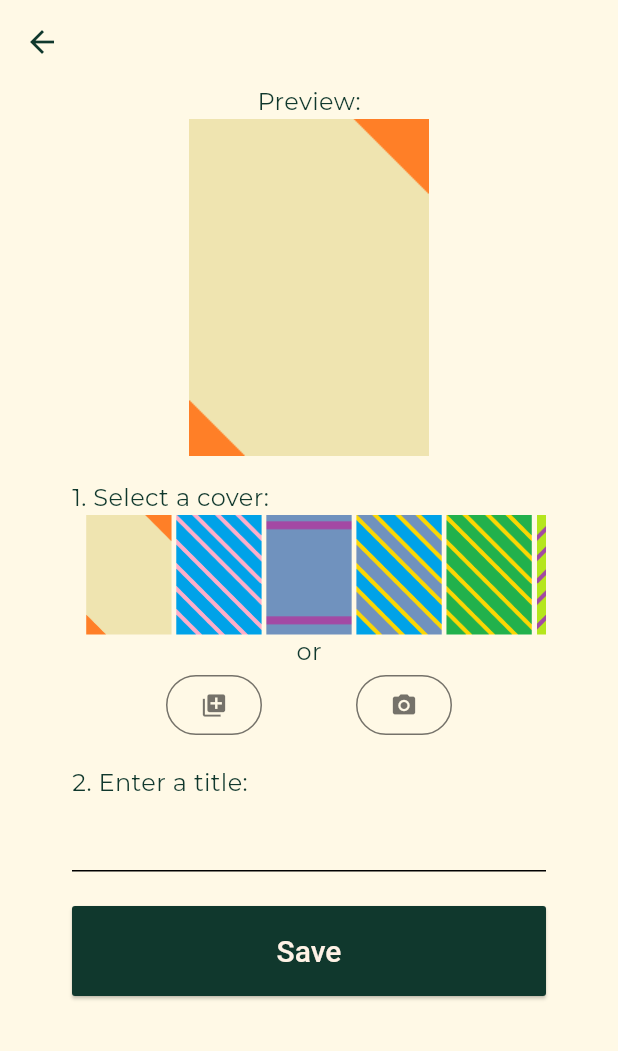
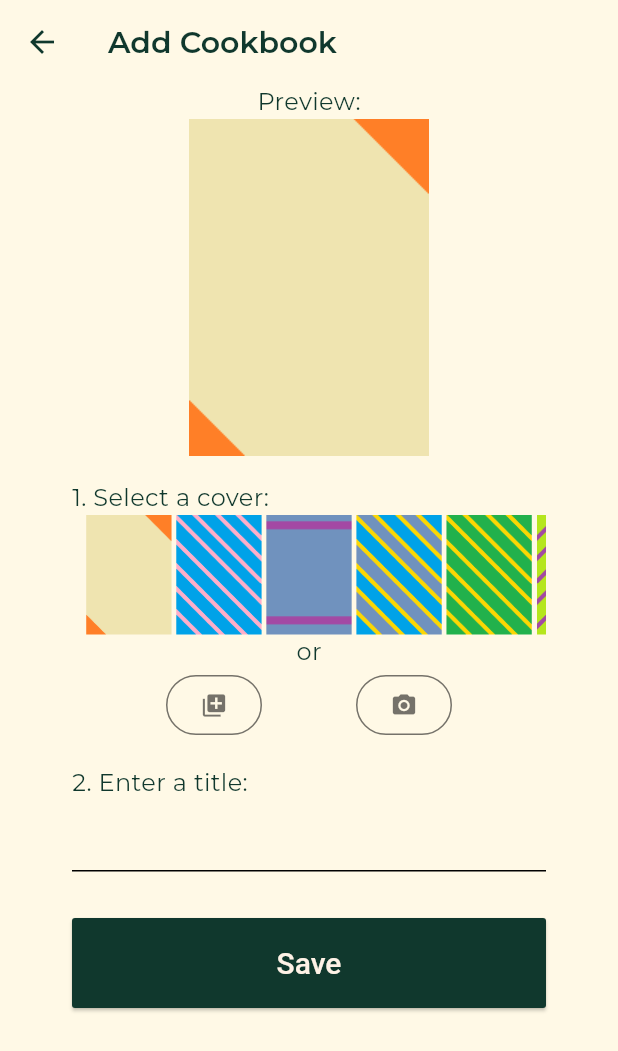
Before and after one commit to bretthoes/shared-cookbook-frontend, a Flutter app: the AddCookbookScreen screen opened directly, on a phone screen of 412 x 824 dp. Shown: the top 1051 px of the screen. Run offline on Flutter 3.47's test engine with Material 3 defaults, Android fonts, the phone set to English and light mode, and no system bars; drawn by our look-alikes of carousel_slider; our stand-ins replace another_flushbar, dio, event_bus, flutter_mobx, get_it, google_fonts and 6 more; missing offline and left inert: flutter_settings_screen_ex, material_dialog, xxtea; accounts and stored records are empty; generated files the repository leaves out were written again; Roboto replaces fonts that are missing (Sriracha).

Commit message:
add title to appbar, small style changes

```diff
--- a/lib/core/widgets/back_button_app_bar_widget.dart
+++ b/lib/core/widgets/back_button_app_bar_widget.dart
@@ -1,11 +1,14 @@
 import 'package:flutter/material.dart';
 
 class BackButtonAppBar extends StatelessWidget implements PreferredSizeWidget {
-  BackButtonAppBar();
+  final String title;
+
+  BackButtonAppBar({this.title = ''});
 
   @override
   Widget build(BuildContext context) {
     return AppBar(
+      title: Text(title),
       leading: IconButton(
         icon: Icon(Icons.arrow_back),
         onPressed: () {
--- a/lib/core/widgets/textfield_widget.dart
+++ b/lib/core/widgets/textfield_widget.dart
@@ -4,6 +4,7 @@ class TextFieldWidget extends StatelessWidget {
   final IconData icon;
   final String? hint;
   final String? errorText;
+  final Color? errorColor;
   final bool isObscure;
   final bool isIcon;
   final TextInputType? inputType;
@@ -39,6 +40,7 @@ class TextFieldWidget extends StatelessWidget {
                 .bodyLarge!
                 .copyWith(color: hintColor),
             errorText: errorText,
+            errorStyle: TextStyle(color: this.errorColor),
             counterText: '',
             icon: this.isIcon ? Icon(this.icon, color: iconColor) : null),
       ),
@@ -57,6 +59,7 @@ class TextFieldWidget extends StatelessWidget {
     this.padding = const EdgeInsets.all(0),
     this.hintColor = Colors.grey,
     this.iconColor = Colors.grey,
+    this.errorColor = Colors.red,
     this.focusNode,
     this.onFieldSubmitted,
     this.onChanged,
--- a/lib/presentation/cookbook/add_cookbook.dart
+++ b/lib/presentation/cookbook/add_cookbook.dart
@@ -48,8 +48,9 @@ class _AddCookbookScreenState extends State<AddCookbookScreen> {
   Widget build(BuildContext context) {
     return Scaffold(
       primary: true,
-      appBar:
-          BackButtonAppBar(), // TODO add title to appBar title: Text(AppLocalizations.of(context).translate('add_cookbook')),
+      appBar: BackButtonAppBar(
+        title: AppLocalizations.of(context).translate('add_cookbook'),
+      ),
       body: _buildBody(),
     );
   }
@@ -202,6 +203,7 @@ class _AddCookbookScreenState extends State<AddCookbookScreen> {
     return Observer(
       builder: (context) {
         return TextFieldWidget(
+          padding: const EdgeInsets.only(bottom: 8.0),
           isIcon: false,
           icon: Icons.lock,
           iconColor: _getThemeColor(),
@@ -221,12 +223,11 @@ class _AddCookbookScreenState extends State<AddCookbookScreen> {
   }
 
   Widget _buildSaveButton() {
-    // TODO make button more narrow, offset to right side of screen
     return ElevatedButton(
-      onPressed: () async => await _tryAddCookbook(),
-      child: Text(
-        AppLocalizations.of(context).translate('save'),
-      ),
+        onPressed: () async => await _tryAddCookbook(),
+        child: Text(
+          AppLocalizations.of(context).translate('save'),
+        ),
     );
   }
 
```
